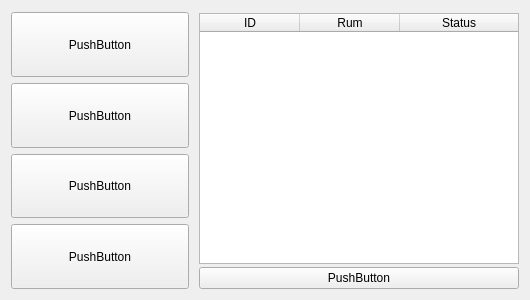
The window that HomeAutomation/HomeAutomation/mainmenu.ui (PRJ2GR15/Software-Design) describes before a commit, drawn with Qt 5.
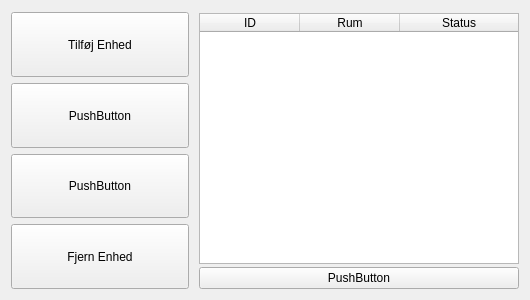
The same window after the commit.

Commit message: Tilføjet tomt vindue til Anders

```diff
--- a/HomeAutomation/HomeAutomation/mainmenu.ui
+++ b/HomeAutomation/HomeAutomation/mainmenu.ui
@@ -46,7 +46,7 @@
         </sizepolicy>
        </property>
        <property name="text">
-        <string>PushButton</string>
+        <string>Tilføj Enhed</string>
        </property>
       </widget>
      </item>
@@ -85,7 +85,7 @@
         </sizepolicy>
        </property>
        <property name="text">
-        <string>PushButton</string>
+        <string>Fjern Enhed</string>
        </property>
       </widget>
      </item>
```
Left out of the diff: 4 changed lines with no effect on the pictures. The commit also changes 10 other files.
